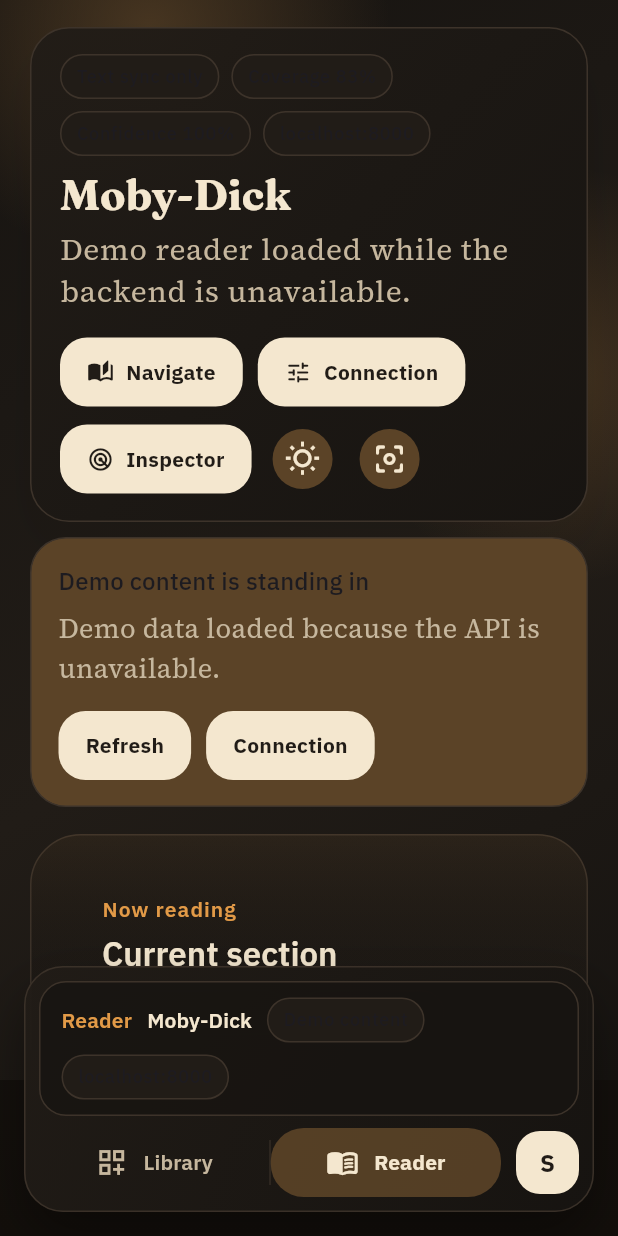
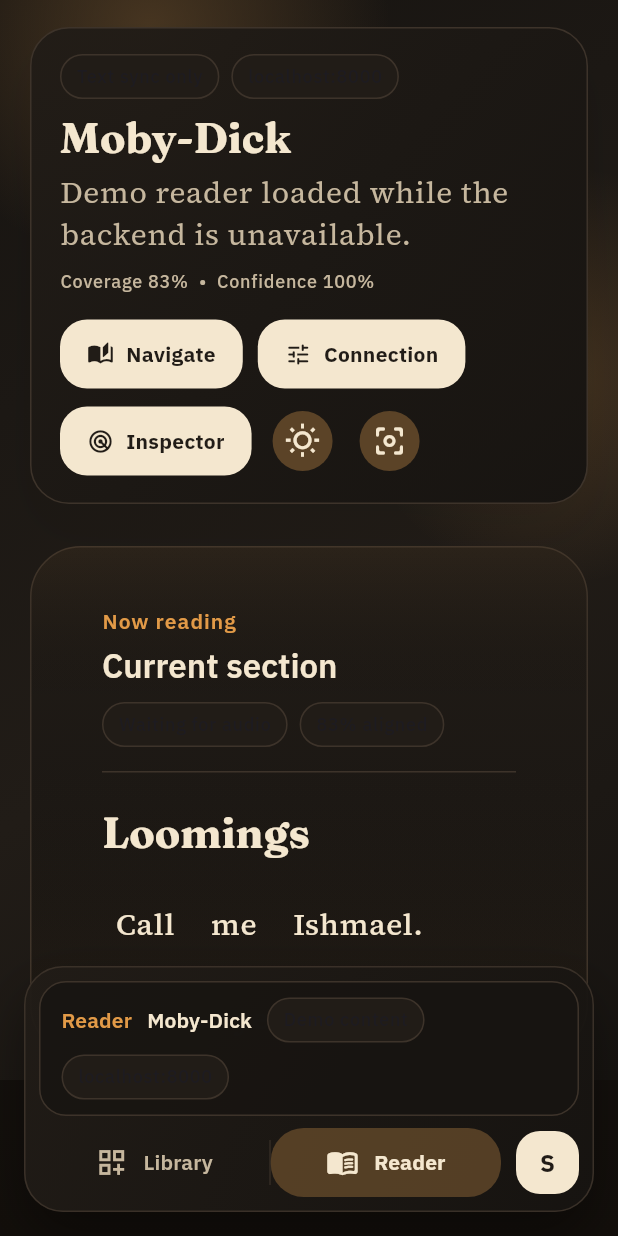
Before and after one commit to Eslamasabry/Sync, a Flutter app: the screen it shows after launch, after a tap on the "nightlight round" icon, on a phone screen of 412 x 824 dp. Run offline on Flutter 3.47's test engine with Material 3 defaults, Android fonts, the phone set to English and light mode, and no system bars; our stand-ins replace dio, file_picker, flutter_riverpod, google_fonts, just_audio; network calls fail.

Commit message:
Reduce reader dashboard clutter

```diff
--- a/flutter_app/lib/features/reader/presentation/reader_screen.dart
+++ b/flutter_app/lib/features/reader/presentation/reader_screen.dart
@@ -564,14 +564,7 @@
 
   static _ReaderStateSummary? _stateSummary(ReaderProjectBundle bundle) {
     final fallback = switch (bundle.source) {
-      ReaderContentSource.offlineCache => _ReaderStateSummary(
-        title: 'Offline cache in control',
-        message:
-            bundle.statusMessage ??
-            'This reader session is coming from cached artifacts on the device.',
-        canRefresh: true,
-        isProblem: false,
-      ),
+      ReaderContentSource.offlineCache => null,
       ReaderContentSource.artifactPending => _ReaderStateSummary(
         title: 'Artifacts still processing',
         message:
@@ -588,27 +581,12 @@
         canRefresh: true,
         isProblem: true,
       ),
-      ReaderContentSource.demoFallback => _ReaderStateSummary(
-        title: 'Demo content is standing in',
-        message:
-            bundle.statusMessage ??
-            'The backend is unavailable, so the app opened with demo data.',
-        canRefresh: true,
-        isProblem: true,
-      ),
+      ReaderContentSource.demoFallback => null,
       ReaderContentSource.api => null,
     };
 
     if (fallback != null) {
       return fallback;
-    }
-    if (bundle.statusMessage != null && bundle.statusMessage!.isNotEmpty) {
-      return _ReaderStateSummary(
-        title: 'Project state update',
-        message: bundle.statusMessage!,
-        canRefresh: true,
-        isProblem: false,
-      );
     }
     return null;
   }
@@ -765,8 +743,6 @@
                     runSpacing: 8,
                     children: [
                       _DiagnosticsChip(label: audioState),
-                      _DiagnosticsChip(label: 'Coverage $coverage'),
-                      _DiagnosticsChip(label: 'Confidence $confidence'),
                       _DiagnosticsChip(label: settings.shortHost),
                     ],
                   ),
@@ -784,6 +760,13 @@
                     style: theme.textTheme.bodyLarge?.copyWith(
                       color: palette.textMuted,
                       height: 1.42,
+                    ),
+                  ),
+                  const SizedBox(height: 10),
+                  Text(
+                    'Coverage $coverage  •  Confidence $confidence',
+                    style: theme.textTheme.labelMedium?.copyWith(
+                      color: palette.textMuted,
                     ),
                   ),
                 ],
@@ -1036,7 +1019,7 @@
               const SizedBox(height: 12),
             ],
             if (bundle != null) ...[
-              _DockSection(
+              _DockExpansionSection(
                 title: 'Diagnostics',
                 icon: Icons.podcasts_rounded,
                 child: _ReaderDiagnosticsBanner(
@@ -1045,7 +1028,7 @@
                 ),
               ),
               const SizedBox(height: 12),
-              _DockSection(
+              _DockExpansionSection(
                 title: 'Progress',
                 icon: Icons.timeline_rounded,
                 child: _ReadingProgressBanner(
@@ -1054,9 +1037,10 @@
                 ),
               ),
               const SizedBox(height: 12),
-              _DockSection(
+              _DockExpansionSection(
                 title: 'Listen',
                 icon: Icons.play_circle_outline_rounded,
+                initiallyExpanded: true,
                 child: _PlaybackPowerCard(
                   playback: playback,
                   onApplyPreset: onApplyPreset,
@@ -1066,7 +1050,7 @@
                 ),
               ),
               const SizedBox(height: 12),
-              _DockSection(
+              _DockExpansionSection(
                 title: 'Reading surface',
                 icon: Icons.format_size_rounded,
                 child: _ReaderPreferencesCard(
@@ -1081,9 +1065,10 @@
                 ),
               ),
               const SizedBox(height: 12),
-              _DockSection(
+              _DockExpansionSection(
                 title: 'Study',
                 icon: Icons.edit_note_rounded,
+                initiallyExpanded: true,
                 child: _StudyWorkflowCard(
                   entries: studyEntries,
                   onAddBookmark: onAddBookmark,
@@ -1125,7 +1110,7 @@
               const SizedBox(height: 12),
             ],
             if (latestEvent != null) ...[
-              _DockSection(
+              _DockExpansionSection(
                 title: 'Live job state',
                 icon: Icons.sync_rounded,
                 child: _JobEventBanner(event: latestEvent!),
@@ -1133,7 +1118,7 @@
               const SizedBox(height: 12),
             ],
             if (bundle != null) ...[
-              _DockSection(
+              _DockExpansionSection(
                 title: 'Current gap',
                 icon: Icons.linear_scale_rounded,
                 child: _GapStatusBanner(
@@ -1141,7 +1126,7 @@
                 ),
               ),
               const SizedBox(height: 12),
-              _DockSection(
+              _DockExpansionSection(
                 title: 'Playback state',
                 icon: Icons.equalizer_rounded,
                 child: _PlaybackStatusBanner(
@@ -1397,6 +1382,49 @@
   }
 }
 
+class _DockExpansionSection extends StatelessWidget {
+  const _DockExpansionSection({
+    required this.title,
+    required this.icon,
+    required this.child,
+    this.initiallyExpanded = false,
+  });
+
+  final String title;
+  final IconData icon;
+  final Widget child;
+  final bool initiallyExpanded;
+
+  @override
+  Widget build(BuildContext context) {
+    final palette = ReaderPalette.of(context);
+    return Container(
+      width: double.infinity,
+      decoration: BoxDecoration(
+        color: palette.backgroundBase.withValues(alpha: 0.82),
+        borderRadius: BorderRadius.circular(22),
+        border: Border.all(color: palette.borderSubtle),
+      ),
+      child: Theme(
+        data: Theme.of(context).copyWith(dividerColor: Colors.transparent),
+        child: ExpansionTile(
+          initiallyExpanded: initiallyExpanded,
+          tilePadding: const EdgeInsets.fromLTRB(14, 6, 14, 6),
+          childrenPadding: const EdgeInsets.fromLTRB(14, 0, 14, 14),
+          leading: Icon(icon, size: 18, color: palette.accentPrimary),
+          title: Text(
+            title,
+            style: Theme.of(
+              context,
+            ).textTheme.labelLarge?.copyWith(color: palette.textPrimary),
+          ),
+          children: [child],
+        ),
+      ),
+    );
+  }
+}
+
 class _ReaderPageHeader extends StatelessWidget {
   const _ReaderPageHeader({required this.bundle, required this.playback});
 
```
Also changed, not shown: 1 other file.
